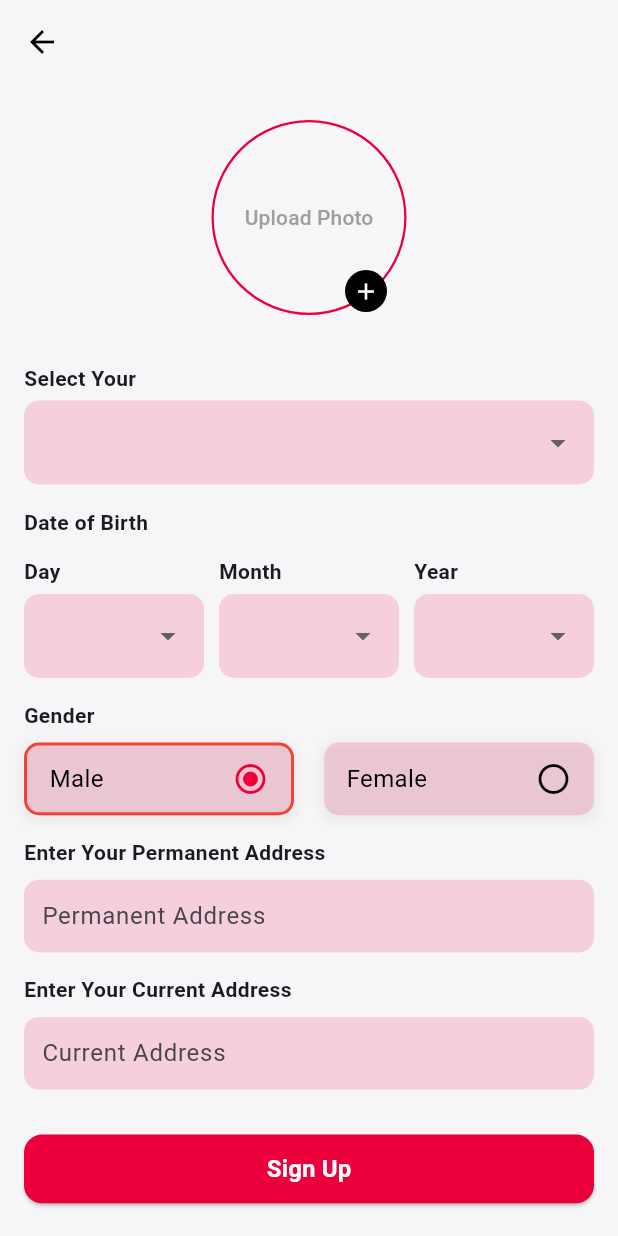
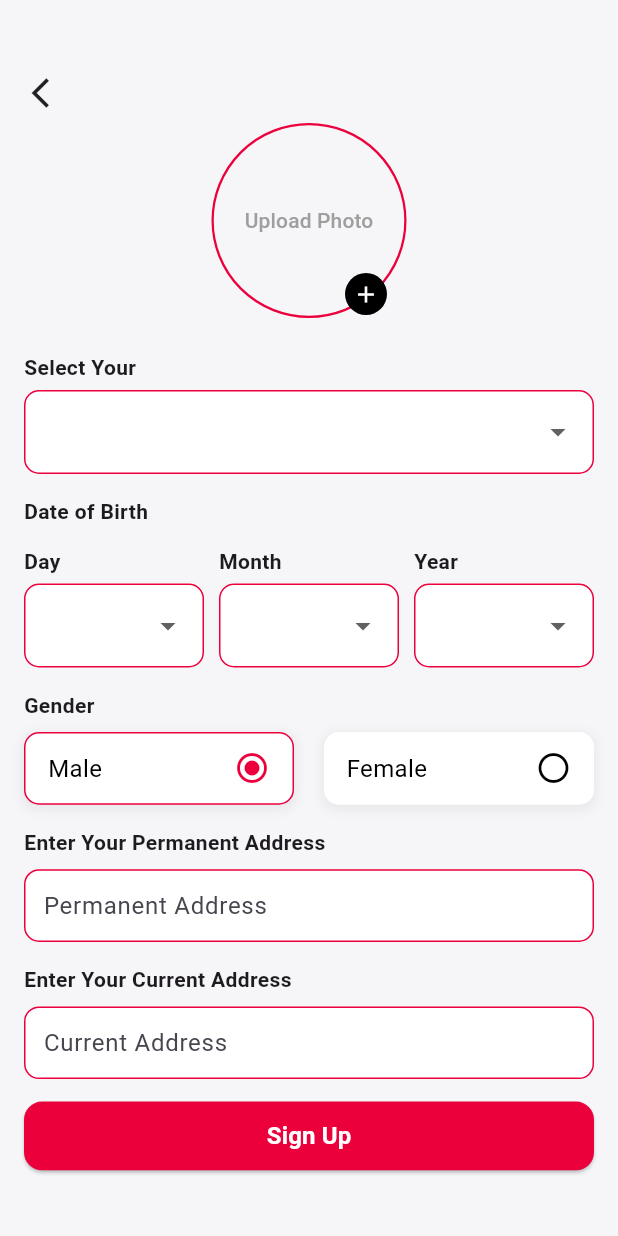
Before and after one commit to kashan8abbas/Codex-Clock, a Flutter app: the Registration2Screen screen opened directly with empty values, on a phone screen of 412 x 824 dp. Run offline on Flutter 3.47's test engine with Material 3 defaults, Android fonts, the phone set to English and light mode, and no system bars; our stand-ins replace camera, cloud_firestore, firebase_auth, firebase_core, fl_chart, flutter_spinkit and 5 more; missing offline and left inert: qr_code_scanner; accounts and stored records are empty.

Commit message:
UI Updations

```diff
--- a/lib/Views/Screens/AuthScreens/RegisterScreen_2.dart
+++ b/lib/Views/Screens/AuthScreens/RegisterScreen_2.dart
@@ -40,17 +40,27 @@ class Registration2Screen extends StatelessWidget {
 
     return Scaffold(
       backgroundColor: const Color.fromRGBO(246, 245, 248, 1),
-      appBar: AppBar(
-        backgroundColor: const Color.fromRGBO(246, 245, 248, 1),
-        elevation: 0,
-        iconTheme: const IconThemeData(color: Colors.black),
-      ),
       body: Padding(
-        padding: const EdgeInsets.all(16.0),
+        padding: const EdgeInsets.symmetric(horizontal: 16.0),
         child: SingleChildScrollView(
           child: Column(
             crossAxisAlignment: CrossAxisAlignment.start,
             children: [
+              Padding(
+                padding: const EdgeInsets.only(top: 50, left: 5),
+                child: Row(
+                  mainAxisAlignment: MainAxisAlignment.spaceBetween,
+                  children: [
+                    InkWell(
+                      onTap: () {
+                        Navigator.pop(context);
+                      },
+                      child: Icon(Icons.arrow_back_ios),
+                    ),
+                    SizedBox(height: 1,)
+                  ],
+                ),
+              ),
               Center(
                 child: Stack(
                   children: [
@@ -97,7 +107,7 @@ class Registration2Screen extends StatelessWidget {
                   ],
                 ),
               ),
-              const SizedBox(height: 24),
+              const SizedBox(height: 15),
               CustomDropdown(
                 label: "Select Your",
                 items: ["Option 1", "Option 2"],
@@ -183,14 +193,13 @@ class Registration2Screen extends StatelessWidget {
                 controller: viewModel.currentAddressController,
                 focusNode: viewModel.currentAddressFocusNode,
               ),
-              const SizedBox(height: 30),
+              const SizedBox(height: 15),
 
               CustomButton(
                 color: Color.fromRGBO(236, 0, 60, 1),
                 text: "Sign Up",
                 onPressed: () {
                   if (viewModel.validateForm()) {
-                    print("he");
                     loadingViewModel.setLoading(true);
                     _authService.verifyPhoneNumber(phoneVerification).then((value) {
                       loadingViewModel.setLoading(false);
--- a/lib/Views/Screens/HomePages/HomeScreen.dart
+++ b/lib/Views/Screens/HomePages/HomeScreen.dart
@@ -54,7 +54,6 @@ class _HomeScreenState extends State<HomeScreen> {
     });
 
     if (_selectedIndex == 2) {
-      // Use the scaffold key to open the drawer
       _scaffoldKey.currentState?.openEndDrawer();
     }
   }
--- a/lib/Views/Widgets/CustomDropdown.dart
+++ b/lib/Views/Widgets/CustomDropdown.dart
@@ -29,14 +29,21 @@ class CustomDropdown extends StatelessWidget {
           decoration: InputDecoration(
             border: OutlineInputBorder(
               borderRadius: BorderRadius.circular(10),
-              borderSide: BorderSide.none,
+            ),
+            enabledBorder: OutlineInputBorder(
+              borderRadius: BorderRadius.circular(10),
+              borderSide: const BorderSide(color: Color.fromRGBO(236, 0, 60, 1)),
+            ),
+            focusedBorder: OutlineInputBorder(
+              borderRadius: BorderRadius.circular(10),
+              borderSide: const BorderSide(color: Color.fromRGBO(236, 0, 60, 1), width: 1),
             ),
             filled: true,
-            fillColor: Color.fromRGBO(236, 0, 60, 0.15),
+            fillColor: Colors.white,
           ),
           items:
               items.map((String item) {
-                return DropdownMenuItem<String>(value: item, child: Text(item));
+                return DropdownMenuItem<String>(value: item, child: Text(item), );
               }).toList(),
           onChanged: onChanged,
         ),
--- a/lib/Views/Widgets/CustomRadio.dart
+++ b/lib/Views/Widgets/CustomRadio.dart
@@ -46,11 +46,11 @@ class _CustomradioState extends State<Customradio> {
                   vertical: 10,
                 ),
                 decoration: BoxDecoration(
-                  color: const Color.fromRGBO(236, 0, 60, 0.15),
+                  color: Colors.white,
                   borderRadius: BorderRadius.circular(10),
                   border: Border.all(
-                    color: isSelected ? Colors.red : Colors.transparent,
-                    width: isSelected ? 2 : 0,
+                    color: isSelected ? Color.fromRGBO(236, 0, 60, 1) : Colors.transparent,
+                    width: isSelected ? 1 : 0,
                   ),
                   boxShadow: [
                     BoxShadow(
--- a/lib/Views/Widgets/CustomTextField.dart
+++ b/lib/Views/Widgets/CustomTextField.dart
@@ -32,14 +32,9 @@ class CustomTextField extends StatelessWidget {
         Container(
           height: screenHeight / 17,
           decoration: BoxDecoration(
-            color: const Color.fromRGBO(
-              236,
-              0,
-              60,
-              0.15,
-            ), // Light red background
+            color: Colors.white, // Light red background
             borderRadius: BorderRadius.circular(10),
-            border: errorText != null ? Border.all(color: Colors.red) : null,
+            border: Border.all(color: Color.fromRGBO(236, 0, 60, 1)) ,
           ),
           padding: const EdgeInsets.symmetric(horizontal: 12),
           child: Row(
```
Also changed, not shown: lib/Views/Screens/AuthScreens/RegisterScreen.dart (+16 -7 lines).
